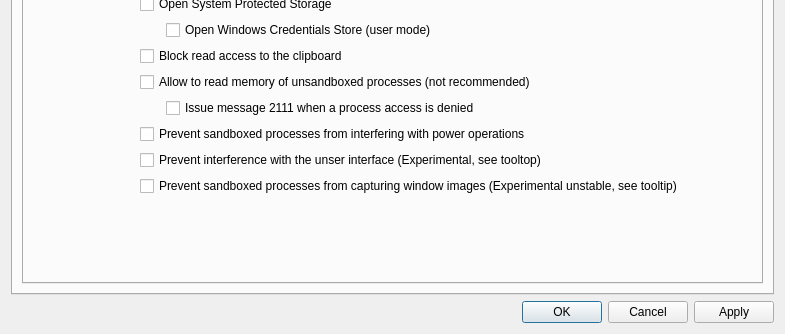
Above: SandboxiePlus/SandMan/Forms/OptionsWindow.ui from sandboxie-plus/Sandboxie before the change; both pictures show x 0 to 785 and y 205 to 539 of the 785 by 539 pixel window. Below: the same form after it.
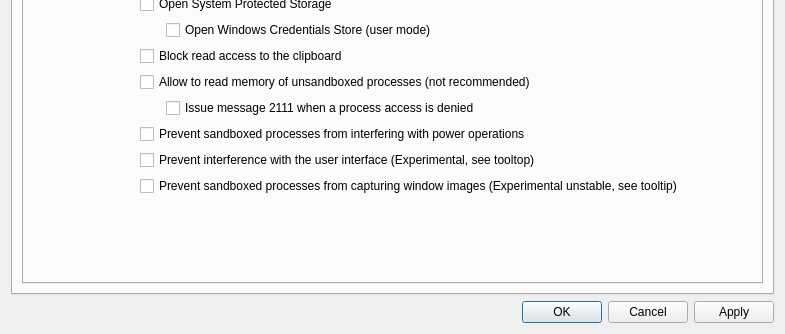
That is the form after the change. The open tabs and pages were chosen to show the change.

What changed in the file:
```diff
--- a/SandboxiePlus/SandMan/Forms/OptionsWindow.ui
+++ b/SandboxiePlus/SandMan/Forms/OptionsWindow.ui
@@ -823,7 +823,7 @@
                 <string>Prevent move mouse, bring in front, and simmilar operations.</string>
                </property>
                <property name="text">
-                <string>Prevent interference with the unser interface (Experimental, see tooltop)</string>
+                <string>Prevent interference with the user interface (Experimental, see tooltop)</string>
                </property>
               </widget>
              </item>
```
